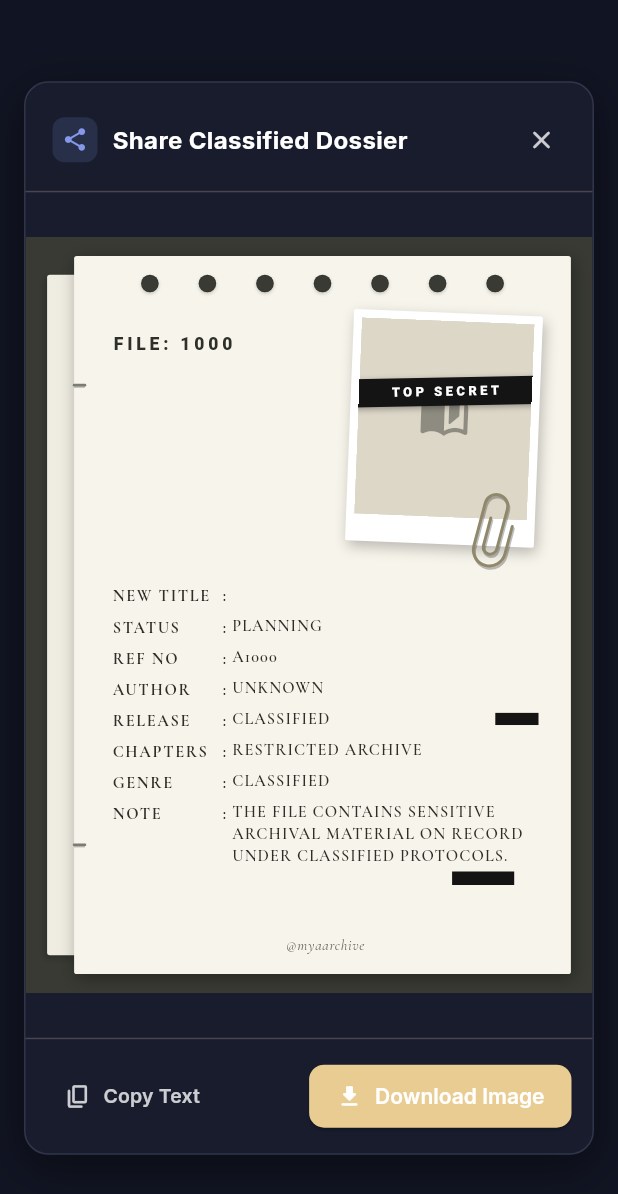
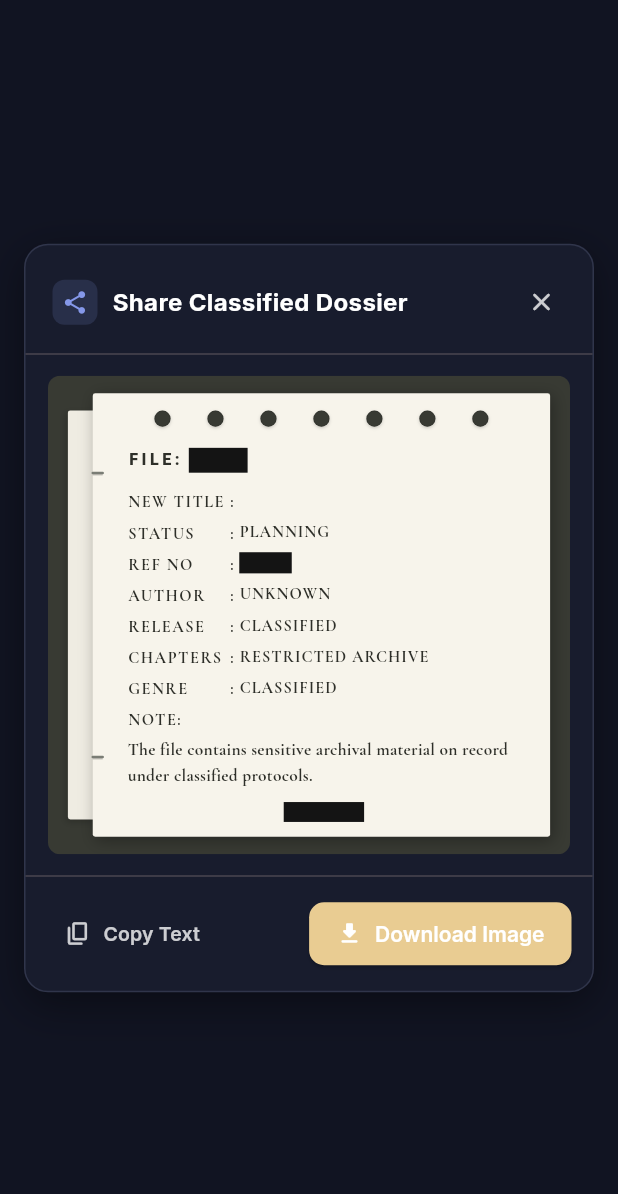
Before and after one commit to zy-anne/Myaarchive-m, a Flutter app: the ShareDossierDialog widget shown alone on an empty page, opened directly with empty values, on a phone screen of 412 x 824 dp. Shown: the top 1194 px of the screen. Run offline on Flutter 3.47's test engine with Material 3 defaults, Android fonts, the phone set to English and light mode, and no system bars; our stand-ins replace cached_network_image, dio, file_picker, flutter_riverpod, flutter_secure_storage, go_router and 6 more; missing offline and left inert: cached_network_image_platform_interface, dart:js_interop; accounts and stored records are empty; network calls fail.

Commit message:
Dossier share card: drop TOP SECRET tape, hide polaroid without cover, full readable synopsis, redact only file number and username
Co-Authored-By: Claude Sonnet 5.5 <noreply@anthropic.com>
Claude-Session: https://claude.ai/code/session_01DtfmHHMG8yP26td3gMYtet

```diff
--- a/lib/widgets/book_dossier_card.dart
+++ b/lib/widgets/book_dossier_card.dart
@@ -8,9 +8,10 @@ import '../models/series.dart';
 /// - Dark charcoal/olive desk background
 /// - Open loose-leaf ring binder page with hole punches and left binder staples
 /// - Typewriter "FILE: 1234" stamp
-/// - Tilted Polaroid photo of the book cover with "TOP SECRET" black tape & paperclip
+/// - Tilted Polaroid photo of the book cover with paperclip (omitted when there is no cover)
 /// - Classified book specs table (Title, Author, Release, Chapters, Genre, Synopsis)
-/// - Authentic archival aesthetic with optional redaction markers and @myaarchive footer
+/// - Only the file number and the @username footer are blacked out; everything else is readable
+/// - Card height grows with the content so the full synopsis always shows
 class BookDossierCard extends StatelessWidget {
   final Series series;
   final Uint8List? coverBytes;
@@ -32,7 +33,6 @@ class BookDossierCard extends StatelessWidget {
   @override
   Widget build(BuildContext context) {
     const cardWidth = 420.0;
-    const cardHeight = 560.0;
 
     final fileNumber = (series.id % 9000 + 1000).toString();
     final releaseYear = series.yearPublished != null && series.yearPublished!.trim().isNotEmpty
@@ -48,16 +48,22 @@ class BookDossierCard extends StatelessWidget {
         ? series.author!.trim().toUpperCase()
         : 'UNKNOWN';
 
-    String synopsisText = (series.synopsis != null && series.synopsis!.trim().isNotEmpty)
+    // Full synopsis, never truncated.
+    final synopsisText = (series.synopsis != null && series.synopsis!.trim().isNotEmpty)
         ? series.synopsis!.trim()
-        : 'THE FILE CONTAINS SENSITIVE ARCHIVAL MATERIAL ON RECORD UNDER CLASSIFIED PROTOCOLS.';
-    if (synopsisText.length > 180) {
-      synopsisText = '${synopsisText.substring(0, 175).trim()}…';
-    }
+        : 'The file contains sensitive archival material on record under classified protocols.';
+
+    final fileStyle = GoogleFonts.courierPrime(
+      fontSize: 13,
+      fontWeight: FontWeight.w900,
+      letterSpacing: 2.8,
+      color: inkColor,
+    );
+
+    final hasCover = coverBytes != null && coverBytes!.isNotEmpty;
 
     return Container(
       width: cardWidth,
-      height: cardHeight,
       color: deskColor,
       padding: const EdgeInsets.symmetric(horizontal: 16, vertical: 14),
       child: Stack(
@@ -80,12 +86,9 @@ class BookDossierCard extends StatelessWidget {
             ),
           ),
 
-          // Main White/Cream Notebook Sheet
-          Positioned(
-            left: 20,
-            right: 0,
-            top: 0,
-            bottom: 0,
+          // Main White/Cream Notebook Sheet (its content decides the card height)
+          Padding(
+            padding: const EdgeInsets.only(left: 20),
             child: Container(
               decoration: BoxDecoration(
                 color: paperColor,
@@ -100,45 +103,31 @@ class BookDossierCard extends StatelessWidget {
               ),
               child: Stack(
                 children: [
-                  // Row of binder punch holes along the top
-                  Positioned(
-                    top: 14,
-                    left: 20,
-                    right: 20,
-                    child: _buildPunchHoles(),
-                  ),
-
                   // Content Area
-                  Positioned.fill(
-                    top: 38,
-                    left: 22,
-                    right: 18,
-                    bottom: 12,
+                  Padding(
+                    padding: const EdgeInsets.fromLTRB(22, 38, 18, 12),
                     child: Column(
+                      mainAxisSize: MainAxisSize.min,
                       crossAxisAlignment: CrossAxisAlignment.start,
                       children: [
-                        // Top Section: FILE number on left, polaroid photo on right
+                        // Top Section: FILE number (blacked out), plus polaroid only when a cover exists
+                        if (hasCover)
                           SizedBox(
                             height: 195,
                             child: Stack(
                               clipBehavior: Clip.none,
                               children: [
-                              // FILE: 1234 Stamp
                                 Positioned(
                                   left: 6,
                                   top: 18,
-                                child: Text(
-                                  'FILE: $fileNumber',
-                                  style: GoogleFonts.courierPrime(
-                                    fontSize: 13,
-                                    fontWeight: FontWeight.w900,
-                                    letterSpacing: 2.8,
-                                    color: inkColor,
+                                  child: Row(
+                                    mainAxisSize: MainAxisSize.min,
+                                    children: [
+                                      Text('FILE: ', style: fileStyle),
+                                      _redacted(fileNumber, fileStyle),
+                                    ],
                                   ),
                                 ),
-                              ),
-
-                              // Polaroid Photo of Book Cover with TOP SECRET tape & paperclip
                                 Positioned(
                                   right: 6,
                                   top: 4,
@@ -149,43 +138,46 @@ class BookDossierCard extends StatelessWidget {
                                 ),
                               ],
                             ),
+                          )
+                        else
+                          Padding(
+                            padding: const EdgeInsets.fromLTRB(6, 6, 6, 4),
+                            child: Row(
+                              mainAxisSize: MainAxisSize.min,
+                              children: [
+                                Text('FILE: ', style: fileStyle),
+                                _redacted(fileNumber, fileStyle),
+                              ],
+                            ),
                           ),
 
                         const SizedBox(height: 10),
 
-                        // Bottom Section: Aligned Specs Table
-                        Expanded(
-                          child: Padding(
+                        // Specs table
+                        Padding(
                           padding: const EdgeInsets.only(left: 6, right: 6),
-                            child: ListView(
-                              physics: const NeverScrollableScrollPhysics(),
-                              padding: EdgeInsets.zero,
+                          child: Column(
+                            crossAxisAlignment: CrossAxisAlignment.start,
                             children: [
-                                _buildSpecRow('NEW TITLE', series.title.toUpperCase(), hasRedact: false),
-                                _buildSpecRow('STATUS', series.status.toUpperCase(), hasRedact: false),
-                                _buildSpecRow('REF NO', 'A$fileNumber', hasRedact: false),
-                                _buildSpecRow('AUTHOR', authorText, hasRedact: false),
-                                _buildSpecRow('RELEASE', releaseYear, hasRedact: true),
-                                _buildSpecRow('CHAPTERS', chaptersText, hasRedact: false),
-                                _buildSpecRow('GENRE', genresText, hasRedact: false),
-                                _buildSpecRow(
-                                  'NOTE',
-                                  synopsisText.toUpperCase(),
-                                  isParagraph: true,
-                                  hasTrailingRedact: true,
-                                ),
+                              _buildSpecRow('NEW TITLE', series.title.toUpperCase()),
+                              _buildSpecRow('STATUS', series.status.toUpperCase()),
+                              _buildSpecRow('REF NO', '', redactedValue: 'A$fileNumber'),
+                              _buildSpecRow('AUTHOR', authorText),
+                              _buildSpecRow('RELEASE', releaseYear),
+                              _buildSpecRow('CHAPTERS', chaptersText),
+                              _buildSpecRow('GENRE', genresText),
+                              _buildSpecRow('NOTE', synopsisText, isParagraph: true),
                             ],
                           ),
                         ),
-                        ),
 
-                        // Footer: @myaarchive watermark
+                        const SizedBox(height: 6),
+
+                        // Footer: @username (blacked out)
                         Center(
-                          child: Padding(
-                            padding: const EdgeInsets.only(top: 4, bottom: 2),
-                            child: Text(
+                          child: _redacted(
                             '@myaarchive',
-                              style: GoogleFonts.cormorantGaramond(
+                            GoogleFonts.cormorantGaramond(
                               fontSize: 11,
                               fontStyle: FontStyle.italic,
                               letterSpacing: 0.5,
@@ -193,18 +185,25 @@ class BookDossierCard extends StatelessWidget {
                             ),
                           ),
                         ),
-                        ),
                       ],
                     ),
                   ),
 
+                  // Row of binder punch holes along the top
+                  Positioned(
+                    top: 14,
+                    left: 20,
+                    right: 20,
+                    child: _buildPunchHoles(),
+                  ),
+
                   // Left edge page ring-binder clips / staples
-                  Positioned(
+                  const Positioned(
                     left: 0,
                     top: 0,
                     bottom: 0,
                     width: 8,
-                    child: const CustomPaint(
+                    child: CustomPaint(
                       painter: _BinderStaplesPainter(),
                     ),
                   ),
@@ -214,6 +213,15 @@ class BookDossierCard extends StatelessWidget {
           ),
         ],
       ),
+    );
+  }
+
+  /// Black bar sized to the text it hides (the text itself is not rendered).
+  Widget _redacted(String text, TextStyle style) {
+    return Container(
+      padding: const EdgeInsets.symmetric(horizontal: 3),
+      color: redactionColor,
+      child: Text(text, style: style.copyWith(color: redactionColor)),
     );
   }
 
@@ -242,7 +250,7 @@ class BookDossierCard extends StatelessWidget {
     );
   }
 
-  /// Polaroid Photo Card with Top Secret black banner tape and brass paperclip
+  /// Polaroid Photo Card with brass paperclip (only built when a cover exists)
   Widget _buildPolaroid() {
     return Stack(
       clipBehavior: Clip.none,
@@ -267,54 +275,9 @@ class BookDossierCard extends StatelessWidget {
               // Cover thumbnail
               AspectRatio(
                 aspectRatio: 0.88,
-                child: coverBytes != null
-                    ? Image.memory(
+                child: Image.memory(
                   coverBytes!,
                   fit: BoxFit.cover,
-                      )
-                    : Container(
-                        color: const Color(0xFFDDD7C8),
-                        child: Center(
-                          child: Icon(
-                            Icons.auto_stories_rounded,
-                            size: 38,
-                            color: inkColor.withValues(alpha: 0.45),
-                          ),
-                        ),
-                      ),
-              ),
-
-              // "TOP SECRET" black tape strip across the cover
-              Positioned(
-                top: 42,
-                left: -14,
-                right: -14,
-                child: Transform.rotate(
-                  angle: -0.06,
-                  child: Container(
-                    padding: const EdgeInsets.symmetric(vertical: 3.5),
-                    decoration: BoxDecoration(
-                      color: redactionColor,
-                      boxShadow: const [
-                        BoxShadow(
-                          color: Color(0x55000000),
-                          blurRadius: 3,
-                          offset: Offset(1, 1.5),
-                        ),
-                      ],
-                    ),
-                    child: Center(
-                      child: Text(
-                        'TOP SECRET',
-                        style: GoogleFonts.courierPrime(
-                          color: Colors.white,
-                          fontSize: 9.5,
-                          fontWeight: FontWeight.w900,
-                          letterSpacing: 2.6,
-                        ),
-                      ),
-                    ),
-                  ),
                 ),
               ),
             ],
@@ -340,83 +303,58 @@ class BookDossierCard extends StatelessWidget {
     );
   }
 
-  /// Single spec line in the dossier spec table
+  /// Single spec line in the dossier spec table. Values wrap freely; a paragraph
+  /// (the synopsis) sits under its label at full width in sentence case.
+  /// [redactedValue] draws the value as a black bar instead of text.
   Widget _buildSpecRow(
     String label,
     String value, {
     bool isParagraph = false,
-    bool hasRedact = false,
-    bool hasTrailingRedact = false,
+    String? redactedValue,
   }) {
+    final labelStyle = GoogleFonts.cormorantGaramond(
+      fontSize: 13,
+      fontWeight: FontWeight.w700,
+      letterSpacing: 1.2,
+      color: inkColor,
+    );
+    final valueStyle = GoogleFonts.cormorantGaramond(
+      fontSize: isParagraph ? 14 : 13,
+      fontWeight: FontWeight.w700,
+      letterSpacing: isParagraph ? 0.2 : 0.8,
+      height: isParagraph ? 1.5 : 1.3,
+      color: inkColor,
+    );
+
+    if (isParagraph) {
+      return Padding(
+        padding: const EdgeInsets.only(bottom: 5),
+        child: Column(
+          crossAxisAlignment: CrossAxisAlignment.start,
+          children: [
+            Text('$label:', style: labelStyle),
+            const SizedBox(height: 3),
+            Text(value, style: valueStyle),
+          ],
+        ),
+      );
+    }
+
     return Padding(
       padding: const EdgeInsets.only(bottom: 5),
       child: Row(
         crossAxisAlignment: CrossAxisAlignment.start,
         children: [
-          SizedBox(
-            width: 82,
-            child: Text(
-              label,
-              style: GoogleFonts.cormorantGaramond(
-                fontSize: 12,
-                fontWeight: FontWeight.w700,
-                letterSpacing: 1.2,
-                color: inkColor,
-              ),
-            ),
-          ),
-          Text(
-            ':',
-            style: GoogleFonts.cormorantGaramond(
-              fontSize: 12,
-              fontWeight: FontWeight.w700,
-              color: inkColor,
-            ),
-          ),
+          SizedBox(width: 82, child: Text(label, style: labelStyle)),
+          Text(':', style: labelStyle),
           const SizedBox(width: 4),
           Expanded(
-            child: Column(
-              crossAxisAlignment: CrossAxisAlignment.start,
-              children: [
-                Row(
-                  crossAxisAlignment: CrossAxisAlignment.center,
-                  children: [
-                    Expanded(
-                      child: Text(
-                        value,
-                        maxLines: isParagraph ? 4 : 1,
-                        overflow: TextOverflow.ellipsis,
-                        style: GoogleFonts.cormorantGaramond(
-                          fontSize: 12,
-                          fontWeight: FontWeight.w600,
-                          letterSpacing: 0.8,
-                          height: 1.3,
-                          color: inkColor,
-                        ),
-                      ),
-                    ),
-                    if (hasRedact) ...[
-                      const SizedBox(width: 4),
-                      Container(
-                        width: 32,
-                        height: 9,
-                        color: redactionColor,
-                      ),
-                    ],
-                  ],
-                ),
-                if (hasTrailingRedact)
-                  Align(
-                    alignment: Alignment.centerRight,
-                    child: Container(
-                      margin: const EdgeInsets.only(top: 4, right: 18),
-                      width: 46,
-                      height: 10,
-                      color: redactionColor,
-                    ),
-                  ),
-              ],
-            ),
+            child: redactedValue != null
+                ? Align(
+                    alignment: Alignment.centerLeft,
+                    child: _redacted(redactedValue, valueStyle),
+                  )
+                : Text(value, style: valueStyle),
           ),
         ],
       ),
--- a/lib/widgets/share_dossier_dialog.dart
+++ b/lib/widgets/share_dossier_dialog.dart
@@ -163,9 +163,10 @@ class _ShareDossierDialogState extends ConsumerState<ShareDossierDialog> {
     final palette = context.palette;
     final screen = MediaQuery.of(context).size;
 
-    // Dimensions: card is 420 x 560
-    final maxPreviewHeight = (screen.height * 0.65).clamp(320.0, 560.0);
-    final previewScale = maxPreviewHeight / 560.0;
+    // Card is 420 wide; its height follows the content (full synopsis), so the
+    // preview scales to width and scrolls if it is taller than the screen.
+    final maxPreviewHeight = (screen.height * 0.6).clamp(320.0, 640.0);
+    final previewWidth = (screen.width - 64).clamp(240.0, 420.0);
 
     return Dialog(
       backgroundColor: Colors.transparent,
@@ -245,15 +246,19 @@ class _ShareDossierDialogState extends ConsumerState<ShareDossierDialog> {
                         child: ClipRRect(
                           borderRadius: BorderRadius.circular(8),
                           child: SizedBox(
-                            width: 420 * previewScale,
-                            height: 560 * previewScale,
+                            width: previewWidth,
+                            child: ConstrainedBox(
+                              constraints: BoxConstraints(maxHeight: maxPreviewHeight),
+                              child: SingleChildScrollView(
                                 child: FittedBox(
-                              fit: BoxFit.contain,
+                                  fit: BoxFit.fitWidth,
                                   child: RepaintBoundary(
                                     key: _cardKey,
                                     child: BookDossierCard(
                                       series: widget.series,
                                       coverBytes: _coverBytes,
+                                    ),
+                                  ),
                                 ),
                               ),
                             ),
```
Lines whose indentation alone changed are shown as unchanged.
